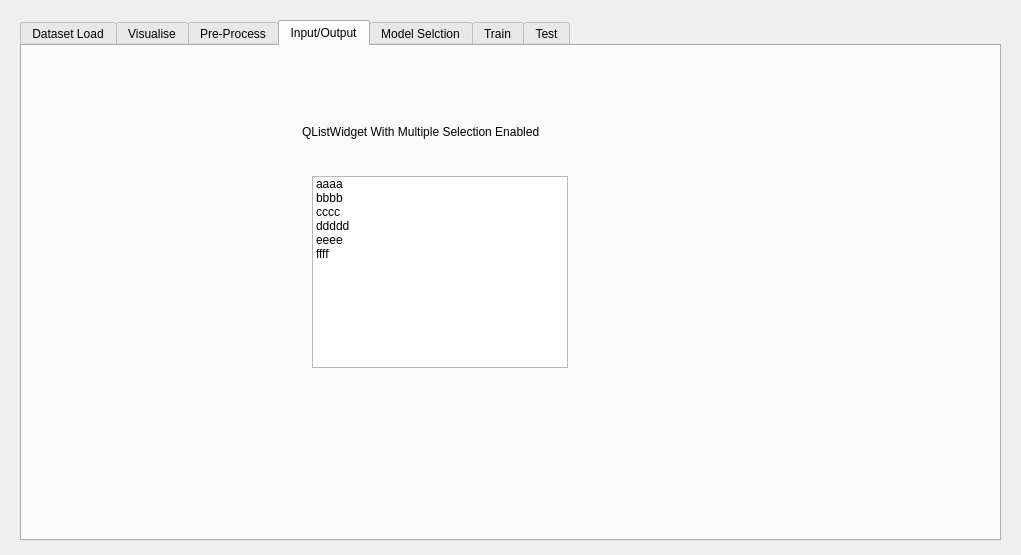
This is resources/ui/ml_gui.ui in matheusft/modelling_ml as Qt 5 draws it before an edit. The edited form follows.
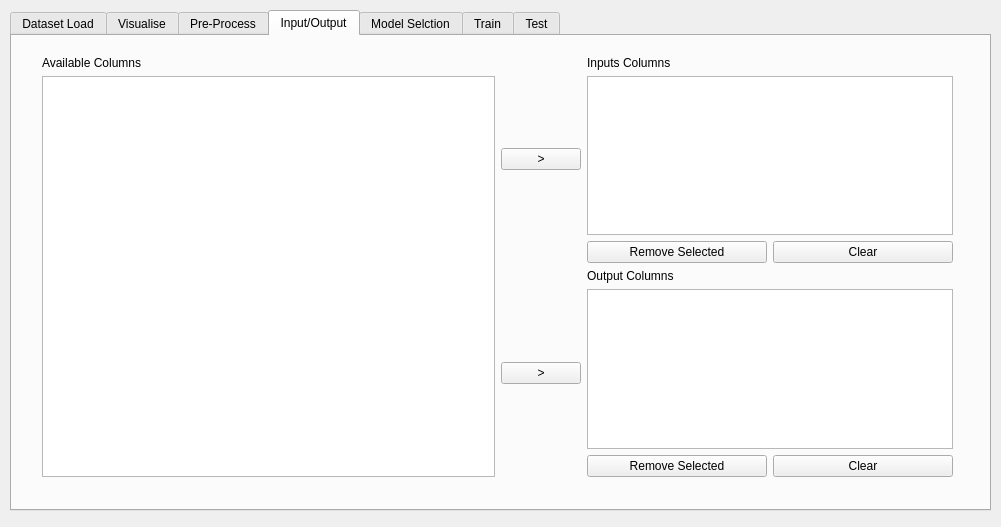
This is the edited form. The open tabs and pages were chosen to show the change. Custom widgets are drawn as their Qt base class.

Commit message:
Building the Input/Output Tab
Took 5 hours 1 minute

```diff
--- a/resources/ui/ml_gui.ui
+++ b/resources/ui/ml_gui.ui
@@ -6,8 +6,8 @@
    <rect>
     <x>0</x>
     <y>0</y>
-    <width>1021</width>
-    <height>555</height>
+    <width>1001</width>
+    <height>527</height>
    </rect>
   </property>
   <property name="windowTitle">
@@ -16,10 +16,10 @@
   <widget class="QTabWidget" name="tabs_widget">
    <property name="geometry">
     <rect>
-     <x>20</x>
-     <y>20</y>
+     <x>10</x>
+     <y>10</y>
      <width>981</width>
-     <height>521</height>
+     <height>501</height>
     </rect>
    </property>
    <property name="currentIndex">
@@ -767,61 +767,133 @@
     <attribute name="title">
      <string>Input/Output</string>
     </attribute>
-    <widget class="QListWidget" name="listWidget">
+    <widget class="QWidget" name="horizontalLayoutWidget_4">
      <property name="geometry">
       <rect>
-       <x>290</x>
-       <y>130</y>
-       <width>256</width>
-       <height>192</height>
+       <x>30</x>
+       <y>20</y>
+       <width>911</width>
+       <height>421</height>
       </rect>
      </property>
-     <property name="selectionMode">
-      <enum>QAbstractItemView::MultiSelection</enum>
-     </property>
-     <item>
-      <property name="text">
-       <string>aaaa</string>
-      </property>
-     </item>
-     <item>
-      <property name="text">
-       <string>bbbb</string>
-      </property>
-     </item>
-     <item>
-      <property name="text">
-       <string>cccc</string>
-      </property>
-     </item>
-     <item>
-      <property name="text">
-       <string>ddddd</string>
-      </property>
-     </item>
-     <item>
-      <property name="text">
-       <string>eeee</string>
-      </property>
-     </item>
-     <item>
-      <property name="text">
-       <string>ffff</string>
-      </property>
-     </item>
-    </widget>
-    <widget class="QLabel" name="label_2">
-     <property name="geometry">
-      <rect>
-       <x>280</x>
-       <y>65</y>
-       <width>291</width>
-       <height>41</height>
-      </rect>
-     </property>
-     <property name="text">
-      <string>QListWidget With Multiple Selection Enabled</string>
-     </property>
+     <layout class="QHBoxLayout" name="horizontalLayout_5">
+      <item>
+       <layout class="QVBoxLayout" name="verticalLayout_2">
+        <item>
+         <widget class="QLabel" name="label_2">
+          <property name="text">
+           <string>Available Columns</string>
+          </property>
+         </widget>
+        </item>
+        <item>
+         <widget class="QListWidget" name="available_columns_listWidget">
+          <property name="selectionMode">
+           <enum>QAbstractItemView::MultiSelection</enum>
+          </property>
+         </widget>
+        </item>
+       </layout>
+      </item>
+      <item>
+       <layout class="QVBoxLayout" name="verticalLayout_4">
+        <item>
+         <layout class="QHBoxLayout" name="horizontalLayout">
+          <item>
+           <widget class="QPushButton" name="add_input_columns_pushButton">
+            <property name="text">
+             <string>&gt;</string>
+            </property>
+           </widget>
+          </item>
+          <item>
+           <layout class="QVBoxLayout" name="verticalLayout_3">
+            <item>
+             <widget class="QLabel" name="label_4">
+              <property name="text">
+               <string>Inputs Columns</string>
+              </property>
+             </widget>
+            </item>
+            <item>
+             <widget class="QListWidget" name="input_columns_listWidget">
+              <property name="selectionMode">
+               <enum>QAbstractItemView::MultiSelection</enum>
+              </property>
+             </widget>
+            </item>
+            <item>
+             <layout class="QHBoxLayout" name="horizontalLayout_2">
+              <item>
+               <widget class="QPushButton" name="remove_input_columns_pushButton">
+                <property name="text">
+                 <string>Remove Selected</string>
+                </property>
+               </widget>
+              </item>
+              <item>
+               <widget class="QPushButton" name="clear_input_columns_pushButton">
+                <property name="text">
+                 <string>Clear</string>
+                </property>
+               </widget>
+              </item>
+             </layout>
+            </item>
+           </layout>
+          </item>
+         </layout>
+        </item>
+        <item>
+         <layout class="QHBoxLayout" name="horizontalLayout_3">
+          <item>
+           <widget class="QPushButton" name="add_output_columns_pushButton">
+            <property name="text">
+             <string>&gt;</string>
+            </property>
+           </widget>
+          </item>
+          <item>
+           <layout class="QVBoxLayout" name="verticalLayout_6">
+            <item>
+             <widget class="QLabel" name="label_5">
+              <property name="text">
+               <string>Output Columns</string>
+              </property>
+             </widget>
+            </item>
+            <item>
+             <widget class="QListWidget" name="output_columns_listWidget">
+              <property name="selectionMode">
+               <enum>QAbstractItemView::MultiSelection</enum>
+              </property>
+             </widget>
+            </item>
+            <item>
+             <layout class="QHBoxLayout" name="horizontalLayout_4">
+              <item>
+               <widget class="QPushButton" name="remove_output_columns_pushButton">
+                <property name="text">
+                 <string>Remove Selected</string>
+                </property>
+               </widget>
+              </item>
+              <item>
+               <widget class="QPushButton" name="clear_output_columns_pushButton">
+                <property name="text">
+                 <string>Clear</string>
+                </property>
+               </widget>
+              </item>
+             </layout>
+            </item>
+           </layout>
+          </item>
+         </layout>
+        </item>
+       </layout>
+      </item>
+     </layout>
     </widget>
    </widget>
    <widget class="QWidget" name="model_selection_tab">
```
Left out of the diff: 101 changed lines with no effect on the pictures. The commit also changes 4 other files.
